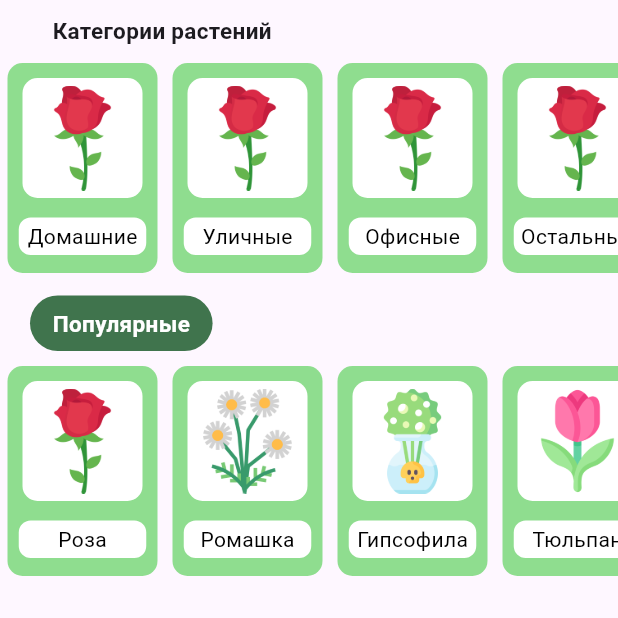
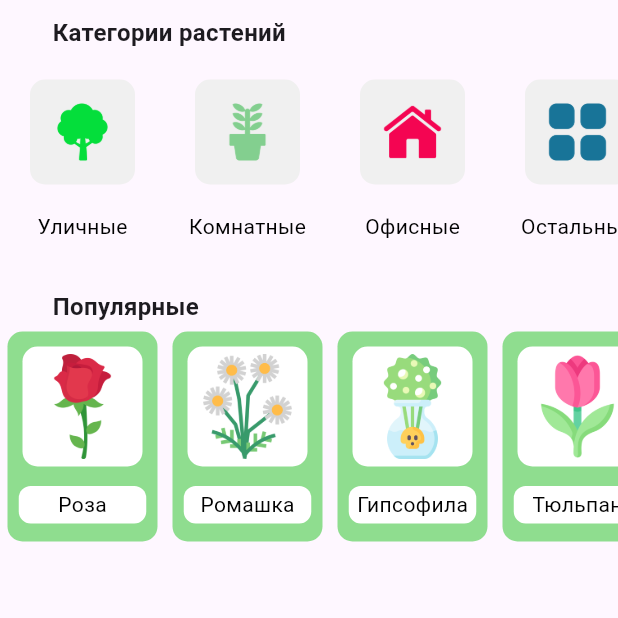
Before and after one commit to Laver33/flutter_plant_pedia, a Flutter app: the HomeScreen screen opened directly, on a phone screen of 412 x 824 dp, the top half of it. Run offline on Flutter 3.47's test engine with Material 3 defaults, Android fonts, the phone set to English and light mode, and no system bars; our stand-ins replace go_router, google_fonts, stylish_bottom_bar.

Commit message:
add test category v2

```diff
--- a/lib/Style/CastColors.dart
+++ b/lib/Style/CastColors.dart
@@ -8,10 +8,9 @@ class AppColors {
   // под тесты карт
   static const Color testBgColor = Color.fromARGB(255, 255, 255, 255);
   static const Color testCardColor = Color.fromARGB(255, 143, 221, 143);
+
+  // для категорий
+
+  static const Color categoryBgColor = Color.fromARGB(255, 240, 240, 240);
+
 }
-
-
-          // border: Border.all(
-          //   width: 0.5,
-          //   style: BorderStyle.solid,
-          // ),
--- a/lib/Widgets/list_category.dart
+++ b/lib/Widgets/list_category.dart
@@ -14,10 +14,6 @@ class ListCategory extends StatelessWidget {
     return Padding(
       padding: EdgeInsets.all(5),
       child: Container(
-        decoration: BoxDecoration(
-          color: AppColors.testCardColor, // цвет карты
-          borderRadius: BorderRadius.circular(10),
-        ),
 
         width: 100,
 
@@ -31,39 +27,32 @@ class ListCategory extends StatelessWidget {
                 children: [
                   Container(
                     decoration: BoxDecoration(
-                      color: AppColors.testBgColor, // Цвет под картой
+                      color: AppColors.categoryBgColor, // Цвет под картой
                       borderRadius: BorderRadius.circular(10)
                     ),
 
                     child: Padding(
-                      padding: const EdgeInsets.all(5),
+                      padding: const EdgeInsets.all(15),
                       child: Image.asset(
                         imagePath,
-                        height: 70,
+                        height: 40,
                       ),
                     ),
                   )
                 ],
               )
             ),
+
             Padding(
               padding: const EdgeInsets.all(3),
-              child: Container(
-                height: 25,
-                width: 85,
-                decoration: BoxDecoration(
-                  color: Colors.white,
-                  borderRadius: BorderRadius.circular(8)
-                ),
-
                 child: Center(
                   child: Text(title,
                   style: GoogleFonts.poppins(
                     fontSize: 14,
                     color: Colors.black
                   ),
-                  )),
-              ),
+                  )
+                ),
             ),
           ],
         )
--- a/lib/category_data.dart
+++ b/lib/category_data.dart
@@ -16,26 +16,26 @@ class CategoryData {
 final List<CategoryData> categoryes = [
 
   CategoryData(
-    title: 'Домашние',
+    title: 'Уличные',
     id: 1,
-    imagePath: 'lib/assets/Plantimg/Rose.png',
+    imagePath: 'lib/assets/Categoryimg/Outdoor.png',
     ),
 
   CategoryData(
-    title: 'Уличные',
-    id: 1,
-    imagePath: 'lib/assets/Plantimg/Rose.png',
+    title: 'Комнатные',
+    id: 2,
+    imagePath: 'lib/assets/Categoryimg/Room.png',
     ),
 
   CategoryData(
     title: 'Офисные',
-    id: 1,
-    imagePath: 'lib/assets/Plantimg/Rose.png',
+    id: 3,
+    imagePath: 'lib/assets/Categoryimg/Office.png',
     ),
 
   CategoryData(
     title: 'Остальные',
-    id: 1,
-    imagePath: 'lib/assets/Plantimg/Rose.png',
+    id: 4,
+    imagePath: 'lib/assets/Categoryimg/Other.png',
     ),
 ];
--- a/lib/main.dart
+++ b/lib/main.dart
@@ -5,7 +5,6 @@ import 'package:my_first_app/category_data.dart';
 import 'package:my_first_app/pages/Favourites.dart';
 import 'package:my_first_app/Route.dart';
 import 'package:my_first_app/pages/SearchScreen.dart';
-import 'package:my_first_app/Style/CastColors.dart';
 import 'package:my_first_app/Style/String.dart';
 import 'package:my_first_app/Widgets/list_popular.dart';
 import 'package:my_first_app/post_data.dart';
@@ -109,12 +108,12 @@ class _HomeScreenState extends State<HomeScreen> {
               Row(
                 children: [
                   Padding(
-                    padding: const EdgeInsets.fromLTRB(35, 10, 0, 5),
+                    padding: const EdgeInsets.fromLTRB(35, 10, 0, 0),
 
                     child: Text(
                       RuStrings.PlantCategory,
                       style: GoogleFonts.poppins(
-                        fontSize: 15,
+                        fontSize: 16,
                         fontWeight: FontWeight.w600
                       ),
                       ),
@@ -139,24 +138,15 @@ class _HomeScreenState extends State<HomeScreen> {
               Row(
                 children: [
                   Padding(
-                    padding: const EdgeInsets.fromLTRB(20, 10, 0, 5),
+                    padding: const EdgeInsets.fromLTRB(35, 10, 0, 0),
 
-                    child: Container(
-                      decoration: BoxDecoration(
-                        color: AppColors.popularColor,
-                        borderRadius: BorderRadius.circular(20),
+                    child: Text(
+                      RuStrings.PopularPlants,
+                      style: GoogleFonts.poppins(
+                        fontSize: 16,
+                        fontWeight: FontWeight.w600
                       ),
-                      child: Padding(
-                        padding: const EdgeInsets.fromLTRB(15, 8, 15, 8),
-                        child: Text(
-                          RuStrings.PopularPlants,
-                          style: GoogleFonts.poppins(
-                            fontSize: 15,
-                            color: Colors.white,
-                            fontWeight: FontWeight.w600
-                          ),),
                       ),
-                    ),
                   ),
                 ],
               ),
--- a/pubspec.yaml
+++ b/pubspec.yaml
@@ -65,6 +65,7 @@ flutter:
   assets:
     - lib/assets/images/Pic.png
     - lib/assets/Plantimg/
+    - lib/assets/Categoryimg/
 
   # An image asset can refer to one or more resolution-specific "variants", see
   # https://flutter.dev/to/resolution-aware-images
```
Also changed, not shown: lib/assets/Categoryimg/Group 3.png (deleted), lib/assets/Categoryimg/Group-2.png (deleted), lib/assets/Categoryimg/Group.png (deleted), lib/assets/Categoryimg/Office.png (added), lib/assets/Categoryimg/Other.png (added), lib/assets/Categoryimg/Outdoor.png (added), lib/assets/Categoryimg/Room.png (added), lib/assets/Categoryimg/plant-with-leaves 1.png (deleted).
